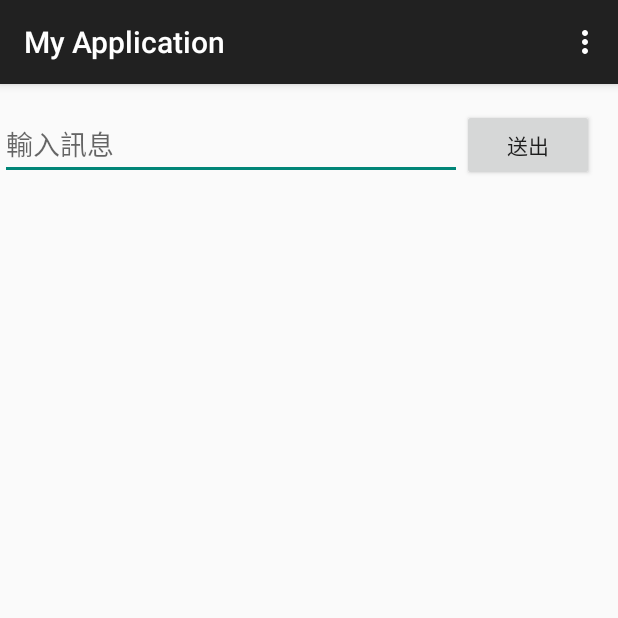
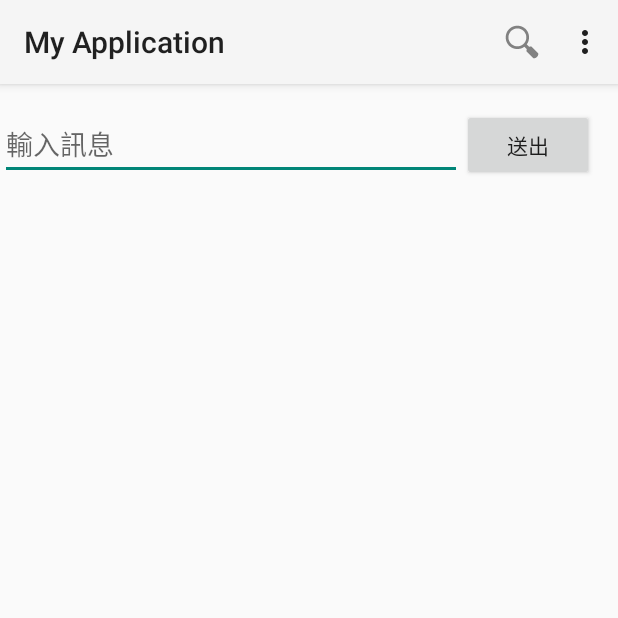
Before and after one commit to yehweiyang/MyApplication, an Android app: the screen it shows after launch (MainActivity), on a phone screen of 412 x 824 dp, the top half of it. Run offline under Robolectric (Android 15) with nearby library versions, the phone set to English and light mode, and no system bars.

Commit message:
Add the Actions to the Action Bar and change sdkversion to 11

```diff
--- a/app/build.gradle
+++ b/app/build.gradle
@@ -6,7 +6,7 @@ android {
 
     defaultConfig {
         applicationId "com.mycompany.myapplication"
-        minSdkVersion 8
+        minSdkVersion 11
         targetSdkVersion 21
         versionCode 1
         versionName "1.0"
--- a/app/src/main/java/com/mycompany/myapplication/MainActivity.java
+++ b/app/src/main/java/com/mycompany/myapplication/MainActivity.java
@@ -4,6 +4,7 @@ import android.content.Intent;
 import android.support.v7.app.ActionBarActivity;
 import android.os.Bundle;
 import android.view.Menu;
+import android.view.MenuInflater;
 import android.view.MenuItem;
 import android.view.View;
 import android.widget.EditText;
@@ -32,17 +33,39 @@ public class MainActivity extends ActionBarActivity {
 
     @Override
     public boolean onCreateOptionsMenu(Menu menu) {
+        // Inflate the menu items for use in the action bar
+        MenuInflater inflater = getMenuInflater();
+        inflater.inflate(R.menu.menu_main, menu);
+        return super.onCreateOptionsMenu(menu);
+
         // Inflate the menu; this adds items to the action bar if it is present.
-        getMenuInflater().inflate(R.menu.menu_main, menu);
-        return true;
+        //getMenuInflater().inflate(R.menu.menu_main, menu);
+        //return true;
+
+
     }
 
     @Override
     public boolean onOptionsItemSelected(MenuItem item) {
+
+        // Handle presses on the action bar items
+        switch (item.getItemId()) {
+            case R.id.action_search:
+                //openSearch();
+                return true;
+            case R.id.action_settings:
+               // openSettings();
+                return true;
+            default:
+                return super.onOptionsItemSelected(item);
+        }
+
         // Handle action bar item clicks here. The action bar will
         // automatically handle clicks on the Home/Up button, so long
         // as you specify a parent activity in AndroidManifest.xml.
-        int id = item.getItemId();
+
+
+        /*int id = item.getItemId();
 
         //noinspection SimplifiableIfStatement
         if (id == R.id.action_settings) {
@@ -50,5 +73,6 @@ public class MainActivity extends ActionBarActivity {
         }
 
         return super.onOptionsItemSelected(item);
+        */
     }
 }
--- a/app/src/main/res/menu/menu_main.xml
+++ b/app/src/main/res/menu/menu_main.xml
@@ -1,6 +1,11 @@
 <menu xmlns:android="http://schemas.android.com/apk/res/android"
     xmlns:app="http://schemas.android.com/apk/res-auto"
     xmlns:tools="http://schemas.android.com/tools" tools:context=".MainActivity">
+    <!-- Search, should appear as action button -->
+    <item android:id="@+id/action_search"
+        android:icon="@drawable/ic_action_search"
+        android:title="@string/action_search"
+        app:showAsAction="ifRoom" />
     <item android:id="@+id/action_settings" android:title="@string/action_settings"
         android:orderInCategory="100" app:showAsAction="never" />
 </menu>
--- a/app/src/main/res/values/strings.xml
+++ b/app/src/main/res/values/strings.xml
@@ -2,6 +2,7 @@
 <resources>
 
     <string name="app_name">My Application</string>
+    <string name="action_search">Search</string>
     <string name="action_settings">Settings</string>
     <string name="edit_message">輸入訊息</string>
     <string name="button_send">送出</string>
--- a/app/src/main/res/values/styles.xml
+++ b/app/src/main/res/values/styles.xml
@@ -1,7 +1,7 @@
 <resources>
 
     <!-- Base application theme. -->
-    <style name="AppTheme" parent="Theme.AppCompat.Light.DarkActionBar">
+    <style name="AppTheme" parent="Theme.AppCompat.Light">
         <!-- Customize your theme here. -->
     </style>
 
```
Also changed, not shown: app/src/main/res/drawable-hdpi/ic_action_search.png (added), app/src/main/res/drawable-mdpi/ic_action_search.png (added), app/src/main/res/drawable-xhdpi/ic_action_search.png (added), app/src/main/res/drawable-xxhdpi/ic_action_search.png (added).
